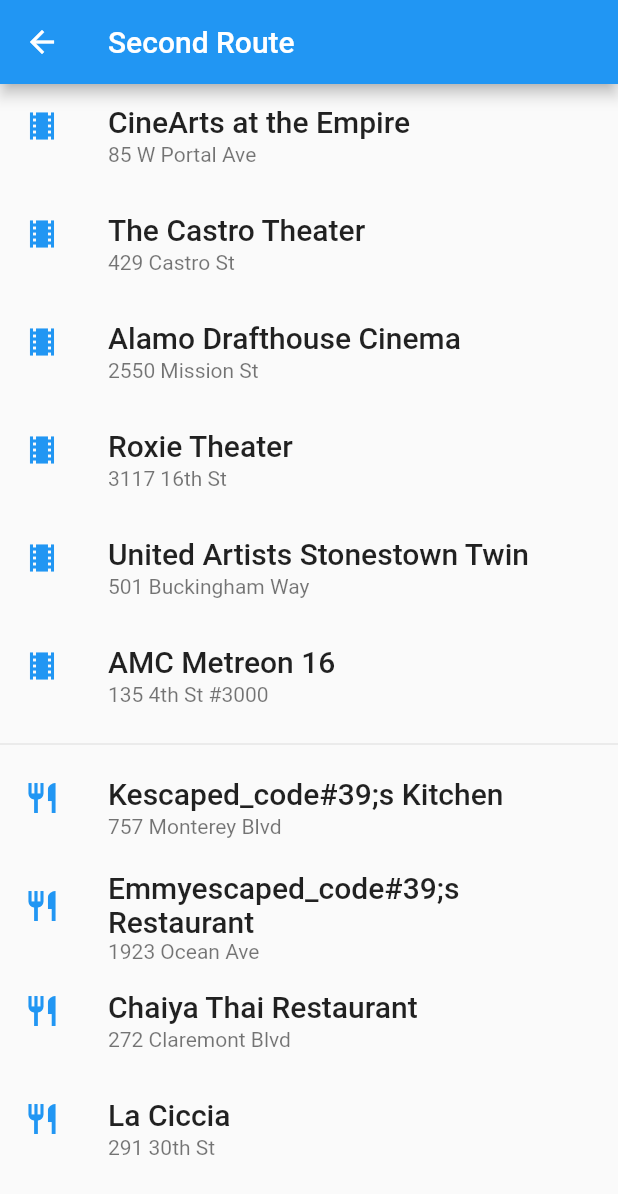
After one commit to eima1995/flutter-tutorials, a Flutter app: the screen it shows after launch, after a tap on "Open route", on a phone screen of 412 x 824 dp. The commit adds this screen. Shown: the top 1194 px of the screen. Run offline on Flutter 3.47's test engine with Material 2 defaults, Android fonts, the phone set to English and light mode, and no system bars.

Commit message:
create list example

```diff
--- /dev/null
+++ b/flutter dev/layouts/lib/Screens/list_screen.dart
@@ -0,0 +1,47 @@
+import 'package:flutter/material.dart';
+
+class ListScreen extends StatelessWidget {
+  @override
+  Widget build(BuildContext context) {
+    return Scaffold(
+      appBar: AppBar(
+        title: Text("Second Route"),
+      ),
+      body: Center(
+        child: _buildList(),
+      ),
+    );
+  }
+}
+
+Widget _buildList() => ListView(
+      children: [
+        _tile('CineArts at the Empire', '85 W Portal Ave', Icons.theaters),
+        _tile('The Castro Theater', '429 Castro St', Icons.theaters),
+        _tile('Alamo Drafthouse Cinema', '2550 Mission St', Icons.theaters),
+        _tile('Roxie Theater', '3117 16th St', Icons.theaters),
+        _tile('United Artists Stonestown Twin', '501 Buckingham Way',
+            Icons.theaters),
+        _tile('AMC Metreon 16', '135 4th St #3000', Icons.theaters),
+        Divider(),
+        _tile('Kescaped_code#39;s Kitchen', '757 Monterey Blvd',
+            Icons.restaurant),
+        _tile('Emmyescaped_code#39;s Restaurant', '1923 Ocean Ave',
+            Icons.restaurant),
+        _tile('Chaiya Thai Restaurant', '272 Claremont Blvd', Icons.restaurant),
+        _tile('La Ciccia', '291 30th St', Icons.restaurant),
+      ],
+    );
+
+ListTile _tile(String title, String subtitle, IconData icon) => ListTile(
+      title: Text(title,
+          style: TextStyle(
+            fontWeight: FontWeight.w500,
+            fontSize: 20,
+          )),
+      subtitle: Text(subtitle),
+      leading: Icon(
+        icon,
+        color: Colors.blue[500],
+      ),
+    );
--- a/flutter dev/layouts/lib/main.dart
+++ b/flutter dev/layouts/lib/main.dart
@@ -1,41 +1,61 @@
 import 'package:flutter/material.dart';
+import 'package:layouts/Screens/list_screen.dart';
 
-void main() => runApp(MyApp());
+// void main() => runApp(MyApp());
 
-class MyApp extends StatelessWidget {
-  @override
-  Widget build(BuildContext context) {
-    return MaterialApp(
-      title: 'Welcome to Flutter',
-      home: Scaffold(
-        appBar: AppBar(
-          title: Text('Welcome to Flutter'),
-        ),
-        body: Center(
-          child: titleSectionExpanded,
-        ),
-      ),
-    );
-  }
-}
+// class MyApp extends StatelessWidget {
+//   @override
+//   Widget build(BuildContext context) {
+//     return MaterialApp(
+//       title: 'Welcome to Flutter',
+//       home: Scaffold(
+//         appBar: AppBar(
+//           title: Text('Meniu'),
+//         ),
+//         body: Center(
+//           child: RaisedButton(
+//             child: Text('Open route'),
+//             onPressed: () {
+//               Navigator.push(
+//                 context,
+//                 MaterialPageRoute(builder: (context) => ListScreen()),
+//               );
+//             },
+//           ),
+//         ),
+//       ),
+//     );
+//   }
+// }
 
-// To do try some examples with row and columns
-Widget titleSection = Container(
-  padding: const EdgeInsets.all(32),
-  child: Row(
-    children: <Widget>[
-      Icon(
-        Icons.star,
-        color: Colors.red[500],
-      ),
-      Text('41'),
-    ],
-  ),
-);
+// // Container
+// Widget container = Container(
+//     decoration: BoxDecoration(color: Colors.black26),
+//     child: Row(children: [
+//       Text('test'),
+//       Text('test2'),
+//       Icon(
+//         Icons.star,
+//         color: Colors.red[500],
+//       ),
+//     ]));
 
-Widget titleSectionExpanded = Center(
-  child: Text('test'),
-);
+// Widget titleSection = Container(
+//   padding: const EdgeInsets.all(32),
+//   child: Row(
+//     children: <Widget>[
+//       Icon(
+//         Icons.star,
+//         color: Colors.red[500],
+//       ),
+//       Text('41'),
+//     ],
+//   ),
+// );
+
+// Widget titleSectionExpanded = Center(
+//   child: Text('test'),
+// );
 
 // Widget titleSectionExpanded = Center(
 //   Container(
@@ -148,3 +168,64 @@ Widget titleSectionExpanded = Center(
 //     ],
 //   ),
 // );
+
+void main() {
+  runApp(MaterialApp(
+    title: 'Navigation Basics',
+    home: FirstRoute(),
+  ));
+}
+
+class FirstRoute extends StatelessWidget {
+  @override
+  Widget build(BuildContext context) {
+    return Scaffold(
+      appBar: AppBar(
+        title: Text('First Route'),
+      ),
+      body: Center(
+        child: RaisedButton(
+          child: Text('Open route'),
+          onPressed: () {
+            Navigator.push(
+              context,
+              MaterialPageRoute(builder: (context) => ListScreen()),
+            );
+          },
+        ),
+      ),
+    );
+  }
+}
+
+Widget _buildButtonsList(BuildContext context) => ListView(
+      children: [_routeButton('List Screen', context)],
+    );
+
+Widget _routeButton(String title, BuildContext context) => RaisedButton(
+      child: Text(title),
+      onPressed: () {
+        Navigator.push(
+          context,
+          MaterialPageRoute(builder: (context) => ListScreen()),
+        );
+      },
+    );
+// class SecondRoute extends StatelessWidget {
+//   @override
+//   Widget build(BuildContext context) {
+//     return Scaffold(
+//       appBar: AppBar(
+//         title: Text("Second Route"),
+//       ),
+//       body: Center(
+//         child: RaisedButton(
+//           onPressed: () {
+//             Navigator.pop(context);
+//           },
+//           child: Text('Go back!'),
+//         ),
+//       ),
+//     );
+//   }
+// }
```
